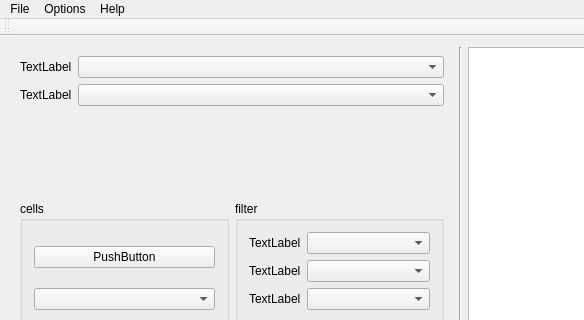
This is code/ui/mainwindow.ui in ChaosSaber/ChaosSabers-Armour-Set-Search as Qt 5 draws it before an edit; both pictures show x 0 to 584 and y 0 to 320 of the 735 by 572 pixel window. The edited form follows.
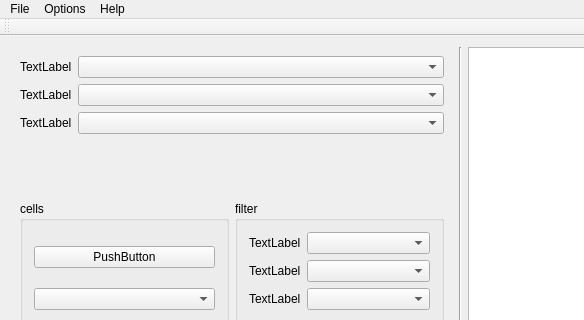
This is the edited form.

Commit message: added new search option for weapon element

The edit to the form file:
```diff
--- a/code/ui/mainwindow.ui
+++ b/code/ui/mainwindow.ui
@@ -58,6 +58,16 @@
          <item row="1" column="1">
           <widget class="QComboBox" name="comboBoxTier"/>
          </item>
+         <item row="2" column="0">
+          <widget class="QLabel" name="labelWeaponElement">
+           <property name="text">
+            <string>TextLabel</string>
+           </property>
+          </widget>
+         </item>
+         <item row="2" column="1">
+          <widget class="QComboBox" name="comboBoxWeaponElement"/>
+         </item>
         </layout>
        </item>
        <item>
```
Left out of the diff: 5 changed lines with no effect on the pictures. The commit also changes 17 other files.
